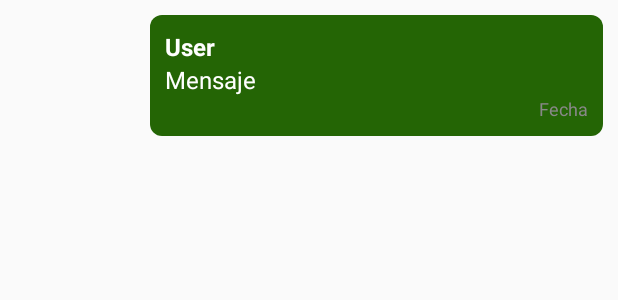
After one commit to SebasMathFree/Dtaquito, an Android app: the layout item_chat_message_mine.xml on its own in the app's theme, with its tools: preview values and no code run, on a phone screen of 412 x 824 dp. The commit adds this screen. Shown: the top 300 px of the screen. Run offline under Robolectric (Android 15) with nearby library versions, the phone set to English and light mode, and no system bars; network calls fail; Roboto replaces fonts that are not available here.

Commit message:
feat: enhance chat UI with new message backgrounds and layout adjustments

```diff
--- a/app/src/main/java/com/example/dtaquito/chat/ChatViewHolder.kt
+++ b/app/src/main/java/com/example/dtaquito/chat/ChatViewHolder.kt
@@ -8,14 +8,13 @@ import com.example.dtaquito.R
 import java.text.SimpleDateFormat
 import java.util.Locale
 
-class ChatViewHolder(itemView: View) : RecyclerView.ViewHolder(itemView) {
+class  ChatViewHolder(itemView: View) : RecyclerView.ViewHolder(itemView) {
     private val messageTextView: TextView = itemView.findViewById(R.id.messageTextView)
     private val userNameTextView: TextView = itemView.findViewById(R.id.userNameTextView)
     private val timestampTextView: TextView = itemView.findViewById(R.id.timestampTextView)
 
     fun bind(message: ChatMessage) {
         val userName = message.userName?.uppercase() ?: "USUARIO"
-        android.util.Log.d("ChatViewHolder", "userName recibido: ${message.userName}")
         userNameTextView.text = "$userName:"
         messageTextView.text = message.content
         timestampTextView.text = formatDate(message.createdAt)
--- /dev/null
+++ b/app/src/main/res/drawable/bg_my_message.xml
@@ -0,0 +1,10 @@
+<!-- res/drawable/chat_message_background.xml -->
+<shape xmlns:android="http://schemas.android.com/apk/res/android">
+    <solid android:color="@color/titles"/>
+    <corners android:radius="8dp"/>
+    <padding
+        android:left="10dp"
+        android:top="10dp"
+        android:right="10dp"
+        android:bottom="10dp"/>
+</shape>
--- a/app/src/main/res/drawable/chat_message_background.xml
+++ /dev/null
@@ -1,6 +0,0 @@
-<!-- res/drawable/chat_message_background.xml -->
-<shape xmlns:android="http://schemas.android.com/apk/res/android">
-    <solid android:color="#FFFFFF"/>
-    <corners android:radius="8dp"/>
-    <stroke android:width="1dp" android:color="#DDDDDD"/>
-</shape>
--- a/app/src/main/res/layout/activity_main_game_room.xml
+++ b/app/src/main/res/layout/activity_main_game_room.xml
@@ -5,7 +5,7 @@
     android:id="@+id/main"
     android:layout_width="match_parent"
     android:layout_height="match_parent"
-    android:background="#ffffff"
+    android:background="@color/background"
     tools:context=".gameroom.MainGameRoomFragment">
 
     <LinearLayout
--- /dev/null
+++ b/app/src/main/res/layout/item_chat_message_mine.xml
@@ -0,0 +1,43 @@
+<androidx.constraintlayout.widget.ConstraintLayout
+    xmlns:android="http://schemas.android.com/apk/res/android"
+    xmlns:app="http://schemas.android.com/apk/res-auto"
+    android:layout_width="match_parent"
+    android:layout_height="wrap_content"
+    android:layout_marginTop="10dp"
+    android:layout_marginEnd="10dp"
+    android:layout_marginStart="100dp"
+    android:background="@drawable/bg_my_message">
+
+    <TextView
+        android:id="@+id/userNameTextView"
+        android:layout_width="wrap_content"
+        android:layout_height="wrap_content"
+        android:text="@string/user"
+        android:textColor="@color/white"
+        android:textSize="16sp"
+        android:textStyle="bold"
+        app:layout_constraintStart_toStartOf="parent"
+        app:layout_constraintTop_toTopOf="parent" />
+
+    <TextView
+        android:id="@+id/messageTextView"
+        android:layout_width="0dp"
+        android:layout_height="wrap_content"
+        android:text="Mensaje"
+        android:textColor="@color/white"
+        android:textSize="16sp"
+        app:layout_constraintEnd_toEndOf="parent"
+        app:layout_constraintStart_toStartOf="parent"
+        app:layout_constraintTop_toBottomOf="@+id/userNameTextView" />
+
+    <TextView
+        android:id="@+id/timestampTextView"
+        android:layout_width="wrap_content"
+        android:layout_height="wrap_content"
+        android:text="Fecha"
+        android:textColor="@color/tertiaryTextColor"
+        android:textSize="12sp"
+        app:layout_constraintBottom_toBottomOf="parent"
+        app:layout_constraintEnd_toEndOf="parent"
+        app:layout_constraintTop_toBottomOf="@+id/messageTextView" />
+</androidx.constraintlayout.widget.ConstraintLayout>
--- a/app/src/main/res/values/strings.xml
+++ b/app/src/main/res/values/strings.xml
@@ -131,6 +131,7 @@
     <string name="show_password">Show password</string>
     <string name="hide_password">Hide password</string>
     <string name="error_password_too_short">Password must be at least 6 characters.</string>
+    <string name="user">User</string>
 
 
 </resources>
```
Also changed, not shown: app/src/main/java/com/example/dtaquito/chat/ChatAdapter.kt (+17 -3 lines), app/src/main/java/com/example/dtaquito/chat/ChatRoomFragment.kt (+32 -37 lines), app/src/main/java/com/example/dtaquito/gameroom/GameRoomFragment.kt (+23 -32 lines), app/src/main/res/drawable/bg_other_message.xml (added, +10 -0 lines), app/src/main/res/drawable/send.xml (added, +10 -0 lines), app/src/main/res/layout/activity_chat_room.xml (+28 -19 lines), app/src/main/res/layout/item_chat_message_other.xml (renamed from app/src/main/res/layout/item_chat_message.xml, +16 -15 lines), 1 other file.
